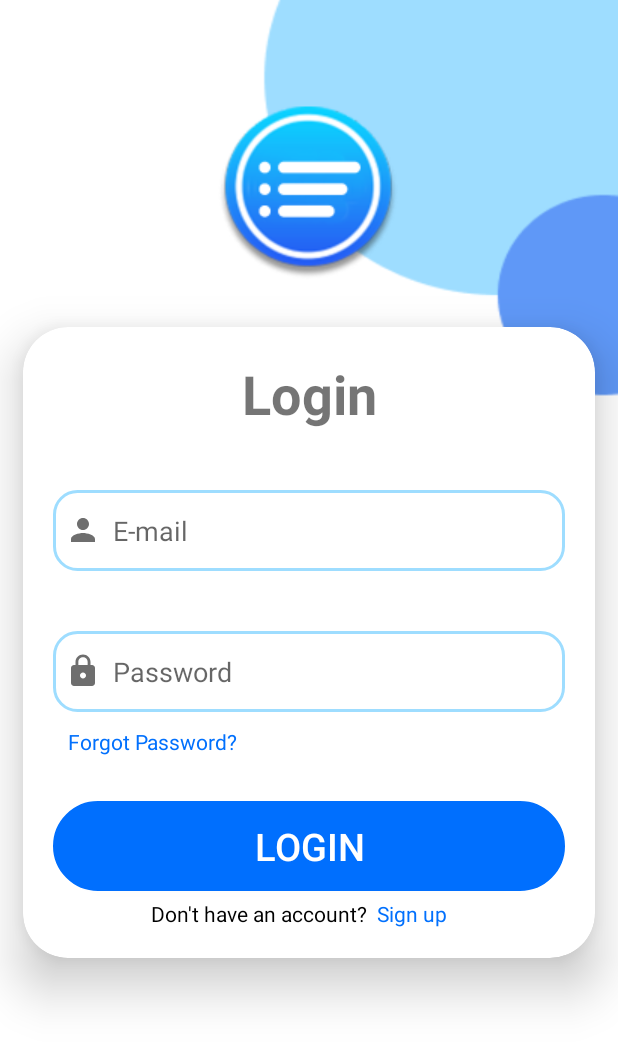
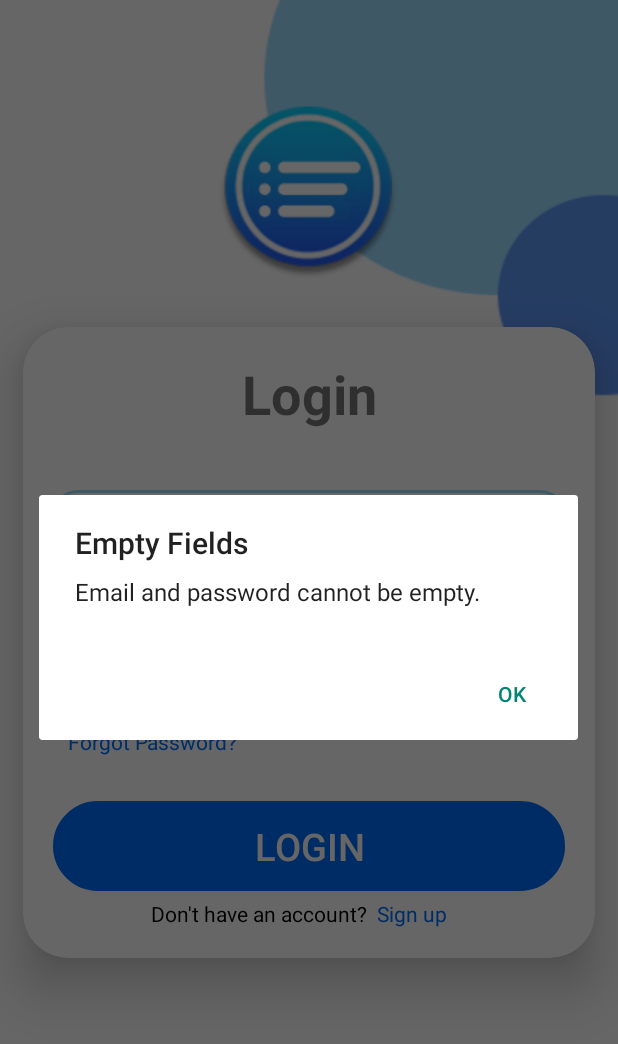
Before and after one commit to GimhanPerera/Task-Scheduling-App, an Android app: the LoginActivity screen opened directly, with no data from a screen before it, after a tap on "LOGIN", on a phone screen of 412 x 824 dp. Shown: the top 1044 px of the screen. Run offline under Robolectric (Android 15) with nearby library versions, the phone set to English and light mode, and no system bars.

```diff
--- a/app/src/main/AndroidManifest.xml
+++ b/app/src/main/AndroidManifest.xml
@@ -42,6 +42,8 @@
                 <category android:name="android.intent.category.LAUNCHER" />
             </intent-filter>
         </activity>
+
+
     </application>
 
 </manifest>
--- a/app/src/main/java/com/example/test3/LoginActivity.java
+++ b/app/src/main/java/com/example/test3/LoginActivity.java
@@ -1,21 +1,25 @@
 package com.example.test3;
 
-//import static com.example.test3.userClass.userDetails;
+
 
 
 import static android.app.PendingIntent.getActivity;
 
 import androidx.appcompat.app.AlertDialog;
 import androidx.appcompat.app.AppCompatActivity;
+import androidx.constraintlayout.widget.ConstraintLayout;
 
+import android.content.DialogInterface;
 import android.content.Intent;
 import android.os.Bundle;
 import android.util.Log;
 import android.util.Patterns;
 import android.view.KeyEvent;
+import android.view.MotionEvent;
 import android.view.View;
 import android.widget.Button;
 import android.widget.EditText;
+import android.widget.RelativeLayout;
 import android.widget.TextView;
 
 import com.example.test3.Model.User;
@@ -38,6 +42,8 @@ public class LoginActivity extends AppCompatActivity {
     private TextView txt_signUp;
     private EditText txt_email;
     private EditText txt_password;
+
+    AlertDialog.Builder builder;
     @Override
     protected void onCreate(Bundle savedInstanceState) {
         super.onCreate(savedInstanceState);
@@ -47,6 +53,16 @@ public class LoginActivity extends AppCompatActivity {
         txt_signUp = findViewById(R.id.txt_signup);
         txt_email = findViewById(R.id.email);
         txt_password = findViewById(R.id.password);
+
+        ConstraintLayout parent = findViewById(R.id.pt);
+        parent.setOnTouchListener(new View.OnTouchListener() {
+            @Override
+            public boolean onTouch(View v, MotionEvent event) {
+                txt_email.setError(null);
+                txt_password.setError(null);
+                return false;
+            }
+        });
         btn_logIn.setOnClickListener(new View.OnClickListener() {
             @Override
             public void onClick(View v) {
@@ -71,38 +87,67 @@ public class LoginActivity extends AppCompatActivity {
                 goToSignUpPage();
             }
         });
+
     }
 
     public void btnLogin(){
 
-        //DO THE LOGIN VALIDATION HERE
             String input_email = txt_email.getText().toString().trim();
             String input_password = txt_password.getText().toString().trim();
             User matchedUser = null;
             userClass userClassObj = new userClass();
             List<User> list = userClassObj.getList();
-
+            if(!input_email.isEmpty() && !input_password.isEmpty()) {
+                if(validateEmail() & validatePassword()) {
                     for (User user : list) {
                         if (user.getEmail().equals(input_email)) {
                             matchedUser = user;
-                    Log.d("myTag", String.valueOf(matchedUser));
                             break;
                         }
                     }
-
                     if (matchedUser != null) {
                         String userPwd = matchedUser.getPassword();
-                if(userPwd.equals(input_password)){
+                        if (userPwd.equals(input_password)) {
+                            Intent intent = new Intent(this, HomeActivity.class);
+                            startActivity(intent);
+                        }
+                        else {
 
-                    Intent intent=new Intent(this,HomeActivity.class);
-                    startActivity(intent);
+                         //password
+                        showAlertDialog("Incorrect Password", "The password is incorrect.");
 
                          }
-            } else{
-
-
 
                     }
+                    else{
+                    //invalid username or password
+                        showAlertDialog("Invalid Credentials", "Email not found.");
+
+                    }
+                }
+                else{
+                    showAlertDialog("Invalid Input", "Please enter valid email and password.");
+
+                }
+            }
+            else{
+
+              //  cannot be empty
+                showAlertDialog("Empty Fields", "Email and password cannot be empty.");
+            }
+    }
+
+    private void showAlertDialog(String title, String message) {
+        AlertDialog.Builder builder = new AlertDialog.Builder(this);
+        builder.setTitle(title)
+                .setMessage(message)
+                .setPositiveButton("OK", new DialogInterface.OnClickListener() {
+                    @Override
+                    public void onClick(DialogInterface dialogInterface, int i) {
+                        // Dismiss the dialog
+                    }
+                })
+                .show();
     }
     public void goToSignUpPage(){
         Intent intent=new Intent(this,SignUpActivity.class);
@@ -129,11 +174,13 @@ public class LoginActivity extends AppCompatActivity {
             txt_password.setError("Field cannot be empty");
             return false;
         }else if(!PASSWORD_PATTERN.matcher(input_password).matches()){
-            txt_password.setError("Password too weak");
+            txt_password.setError("Invalid Password");
         } else{
             txt_password.setError(null);
             return true;
         }
         return false;
     }
+
+
 }
--- a/app/src/main/res/layout/activity_login.xml
+++ b/app/src/main/res/layout/activity_login.xml
@@ -1,10 +1,13 @@
 <?xml version="1.0" encoding="utf-8"?>
-<androidx.constraintlayout.widget.ConstraintLayout xmlns:android="http://schemas.android.com/apk/res/android"
+
+<androidx.constraintlayout.widget.ConstraintLayout
+    xmlns:android="http://schemas.android.com/apk/res/android"
     xmlns:app="http://schemas.android.com/apk/res-auto"
     xmlns:tools="http://schemas.android.com/tools"
     android:layout_width="match_parent"
     android:layout_height="match_parent"
-    android:background="@drawable/login_background">
+    android:background="@drawable/login_background"
+    android:id="@+id/pt">
 
     <ImageView
         android:id="@+id/imageView"
@@ -37,6 +40,7 @@
         tools:layout_editor_absoluteX="1dp">
 
         <LinearLayout
+
             android:layout_width="match_parent"
             android:layout_height="wrap_content"
             android:layout_gravity="center_horizontal"
```
Lines whose indentation alone changed are shown as unchanged.
